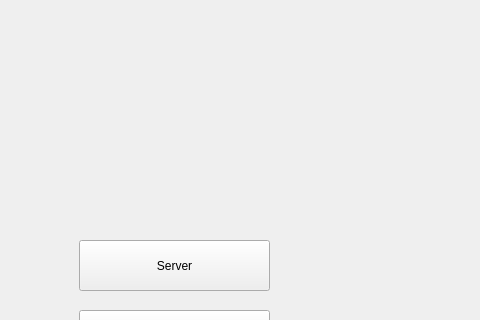
Before: the Qt Designer form selection.ui in Mahrokh-M/SkullKing_Never-Executable_7, drawn with Qt 5; both pictures show x 131 to 611 and y 0 to 320 of the 611 by 522 pixel window.
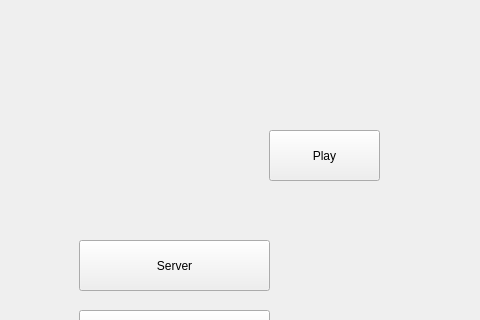
After: the same form once the commit is applied. Icons and pictures are not drawn.

Patch:
```diff
--- a/selection.ui
+++ b/selection.ui
@@ -55,6 +55,19 @@
     <string>Client</string>
    </property>
   </widget>
+  <widget class="QPushButton" name="pushButton">
+   <property name="geometry">
+    <rect>
+     <x>400</x>
+     <y>130</y>
+     <width>111</width>
+     <height>51</height>
+    </rect>
+   </property>
+   <property name="text">
+    <string>Play</string>
+   </property>
+  </widget>
  </widget>
  <resources/>
  <connections/>
```
